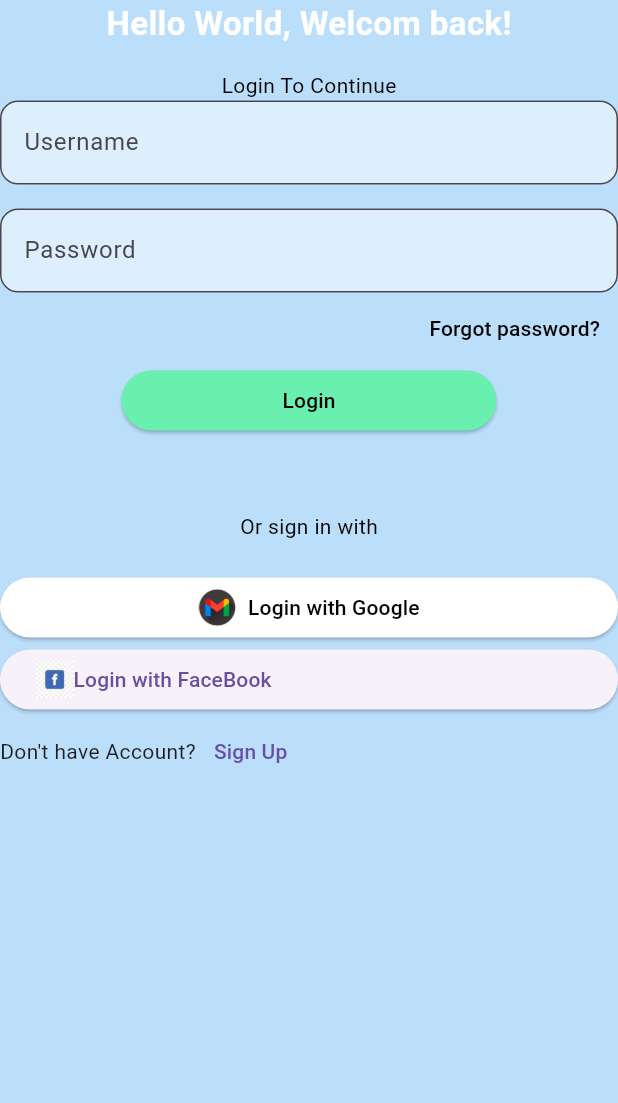
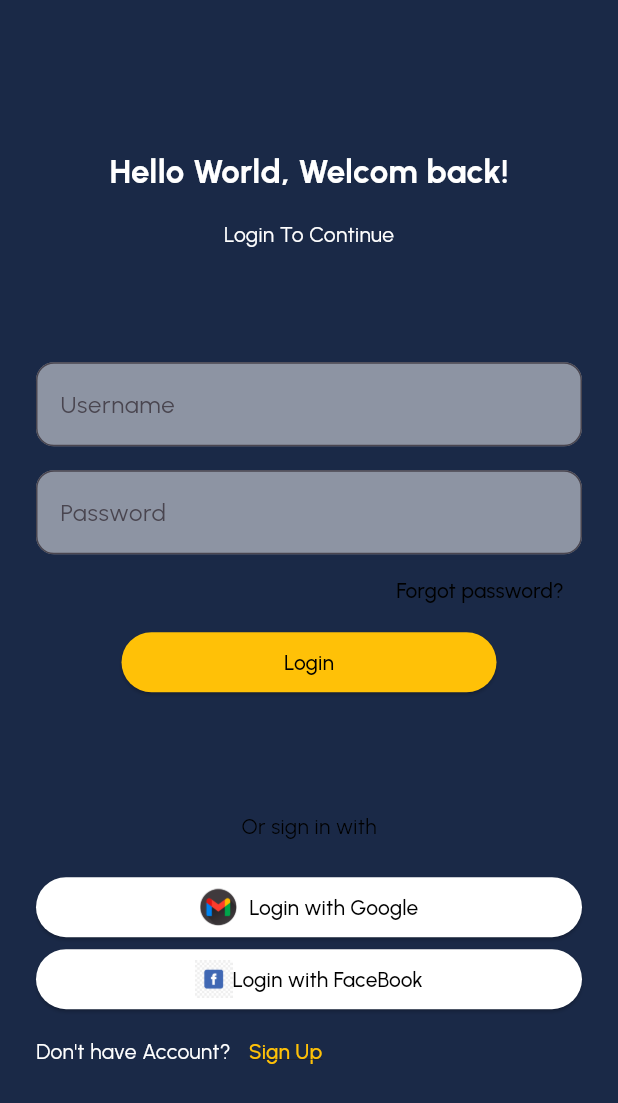
Before and after one commit to DinhTrongPhuc/Flutter_application_zenly, a Flutter app: the screen it shows after launch, on a phone screen of 412 x 824 dp. Shown: the top 1103 px of the screen. Run offline on Flutter 3.47's test engine with Material 3 defaults, Android fonts, the light colour scheme and no system bars.

Commit message:
20/11/2024 commited

```diff
--- a/lib/login_page.dart
+++ b/lib/login_page.dart
@@ -1,15 +1,20 @@
 import 'package:flutter/material.dart';
 
-class LoginPage extends StatelessWidget{
+class LoginPage extends StatelessWidget {
   const LoginPage({super.key});
 
   @override
   Widget build(BuildContext context) {
     return Scaffold(
-      backgroundColor: Colors.blue[100],
-        body: Column(
+      body: Padding(
+        padding: const EdgeInsets.all(24),
+        child: Column(
           children: [
-            const Text('Hello World, Welcom back!', style: TextStyle(
+            Spacer(),
+
+            const Text(
+              'Hello World, Welcom back!',
+              style: TextStyle(
                 color: Colors.white,
                 fontSize: 22,
                 fontWeight: FontWeight.bold,
@@ -20,11 +25,15 @@ class LoginPage extends StatelessWidget{
               height: 16,
             ),
 
-            const Text('Login To Continue',
+            const Text(
+              'Login To Continue',
               style: TextStyle(
-                color: Colors.black,
+                color: Colors.white,
               ),
             ),
+
+            Spacer(),
+
             TextField(
               decoration: InputDecoration(
                 hintText: 'Username',
@@ -50,32 +59,34 @@ class LoginPage extends StatelessWidget{
                 fillColor: Colors.white.withOpacity(0.5),
               ),
             ),
+
             Align(
               alignment: Alignment.centerRight,
-              child: TextButton(onPressed: () {
+              child: TextButton(
+                  onPressed: () {
                     print('Forgot to Clicked');
                   },
                   style: TextButton.styleFrom(
                     foregroundColor: Colors.black,
                   ),
-                child: const Text('Forgot password?')
+                  child: const Text('Forgot password?')),
+            ),
+
+            SizedBox(
+              width: 250,
+              child: ElevatedButton(
+                onPressed: () {
+                  print('Login to is Clicked');
+                },
+                style: ElevatedButton.styleFrom(
+                  backgroundColor: Colors.amber,
+                  foregroundColor: Colors.black,
+                ),
+                child: const Text('Login'),
               ),
             ),
-            SizedBox(
-              width: 250,
-            child: ElevatedButton(onPressed: () {
-                print('Login to Clicked');
-              },
-                style: ElevatedButton.styleFrom(
-                  backgroundColor: Colors.greenAccent,
-                  foregroundColor: Colors.black,
-                ),
-                child: const Text('Login')
-              )
-            ),
-            const SizedBox(
-              height: 50,
-            ),
+
+            Spacer(),
 
             const Text(
               'Or sign in with',
@@ -88,7 +99,9 @@ class LoginPage extends StatelessWidget{
               height: 20,
             ),
 
-            ElevatedButton(onPressed: () {
+// google button
+            ElevatedButton(
+              onPressed: () {
                 print('Google is clicked');
               },
               style: ElevatedButton.styleFrom(
@@ -108,18 +121,28 @@ class LoginPage extends StatelessWidget{
                     width: 25,
                     height: 25,
                   ),
-
-                const SizedBox(width: 8,),
-
+                  const SizedBox(
+                    width: 8,
+                  ),
                   const Text('Login with Google'),
                 ],
               ),
             ),
 
-          ElevatedButton(onPressed: () {
-              print('Facebook is clicked');
-            },
+//facebook button
+            ElevatedButton(
+              onPressed: () {},
+              style: ElevatedButton.styleFrom(
+                backgroundColor: Colors.white,
+                foregroundColor: Colors.black,
+                shape: const RoundedRectangleBorder(
+                  borderRadius: BorderRadius.all(
+                    Radius.circular(50),
+                  ),
+                ),
+              ),
               child: Row(
+                mainAxisAlignment: MainAxisAlignment.center,
                 children: [
                   Image.asset(
                     'assets/images/facebook.png',
@@ -130,16 +153,28 @@ class LoginPage extends StatelessWidget{
                 ],
               ),
             ),
+
             Row(
               children: [
-              const Text("Don't have Account?"),
-              TextButton(onPressed: () {}, child: const Text('Sign Up'))
-            ],
-          )
-
+                const Text("Don't have Account?",
+                    style: TextStyle(
+                      color: Colors.white,
+                    )),
+                TextButton(
+                    onPressed: () {},
+                    style: TextButton.styleFrom(
+                      foregroundColor: Colors.amber,
+                    ),
+                    child: const Text('Sign Up',
+                        style: TextStyle(
+                          decoration: TextDecoration.underline,
+                        )))
               ],
             ),
+            Spacer(),
+          ],
+        ),
+      ),
     );
-
   }
 }
--- a/lib/main.dart
+++ b/lib/main.dart
@@ -1,5 +1,6 @@
 import 'package:flutter/material.dart';
 import 'package:flutter_application_zenly/login_page.dart';
+import 'package:flutter_application_zenly/styles/app_colors.dart';
 
 void main() {
   runApp(MyApp());
@@ -8,8 +9,12 @@ void main() {
 class MyApp extends StatelessWidget {
   @override
   Widget build(BuildContext context) {
-    return const MaterialApp(
-      home: LoginPage(),
+    return MaterialApp(
+      theme: ThemeData(
+        fontFamily: 'Urbanist',
+        scaffoldBackgroundColor: AppColors.background,
+      ),
+      home: const LoginPage(),
     );
   }
 }
--- /dev/null
+++ b/lib/styles/app_colors.dart
@@ -0,0 +1,12 @@
+import 'package:flutter/material.dart';
+
+class AppColors {
+  static const primary = Color(0xffFBD512);
+  static const font = Color(0xffD8D8D8);
+  static const font2 = Color(0xff373737);
+  static const disableFont = Color(0xffA7A7A7);
+  static const disableButton = Color(0xff303030);
+  static const background = Color(0xff1A2947);
+  static const black = Color(0xff000000);
+  static const white = Color(0xffffffff);
+}
```
Also changed, not shown: pubspec.yaml (+19 -10 lines), assets/fonts/Urbanist-Black.ttf (added), assets/fonts/Urbanist-Bold.ttf (added), assets/fonts/Urbanist-ExtraBold.ttf (added), assets/fonts/Urbanist-Light.ttf (added), assets/fonts/Urbanist-Medium.ttf (added), assets/fonts/Urbanist-Regular.ttf (added), assets/fonts/Urbanist-SemiBold.ttf (added), assets/fonts/Urbanist-Thin.ttf (added). Lines whose indentation alone changed are shown as unchanged.
